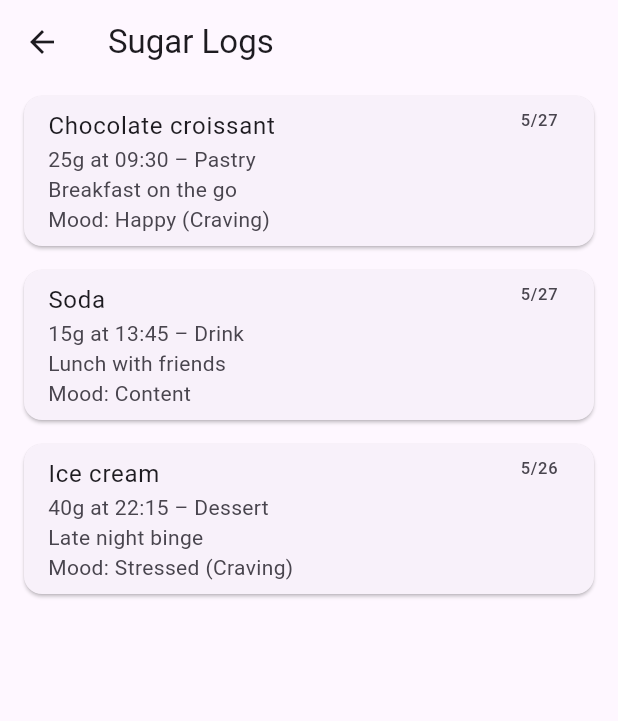
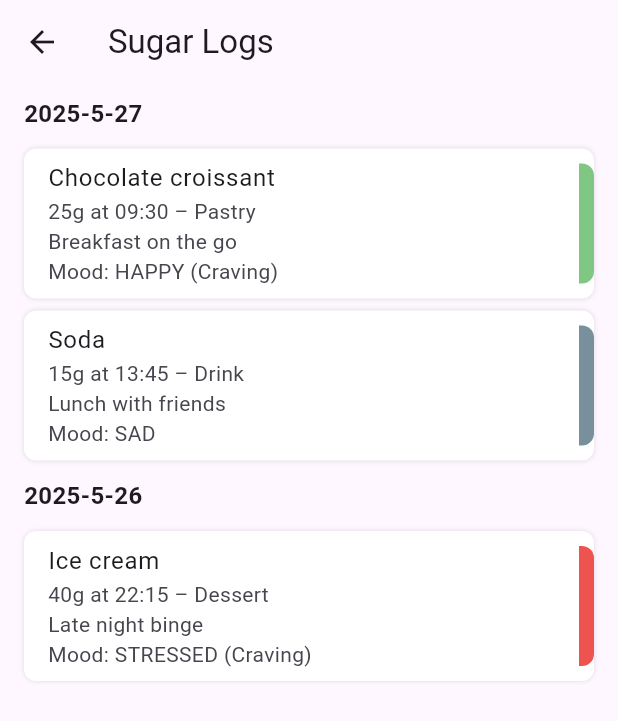
Before and after one commit to vladmester2002/gust-fe, a Flutter app: the SugarLogPage screen opened by its route, on a phone screen of 412 x 824 dp. Shown: the top 721 px of the screen. Run offline on Flutter 3.47's test engine with Material 3 defaults, Android fonts, the phone set to English and light mode, and no system bars.

Commit message:
date separation and emotion color

```diff
--- a/gust_fe/lib/SugarLog.dart
+++ b/gust_fe/lib/SugarLog.dart
@@ -1,3 +1,5 @@
+import 'package:gust_fe/SugarLogPage.dart';
+
 class SugarLog {
   final int id;
   final int sugarGrams;
@@ -7,7 +9,7 @@ class SugarLog {
   final String productName;
   final String sugarType;
   final String contextNote;
-  final String emotion;
+  final Emotion emotion;
   final String location;
   final bool wasCraving;
 
--- a/gust_fe/lib/SugarLogPage.dart
+++ b/gust_fe/lib/SugarLogPage.dart
@@ -1,5 +1,26 @@
 import 'package:flutter/material.dart';
 import 'package:gust_fe/SugarLog.dart';
+
+enum Emotion {
+  happy,
+  sad,
+  stressed,
+  anxious,
+  tired,
+  bored,
+  neutral,
+}
+
+Map<Emotion, Color> emotionColors = {
+  Emotion.happy: Colors.green.shade300,
+  Emotion.sad: Colors.blueGrey.shade400,
+  Emotion.stressed: Colors.red.shade400,
+  Emotion.anxious: Colors.orange.shade400,
+  Emotion.tired: Colors.purple.shade300,
+  Emotion.bored: Colors.amber.shade300,
+  Emotion.neutral: Colors.grey.shade300,
+};
+
 
 class SugarLogPage extends StatelessWidget {
   final List<SugarLog> logs;
@@ -8,24 +29,76 @@ class SugarLogPage extends StatelessWidget {
 
   @override
   Widget build(BuildContext context) {
+    final groupedLogs = <String, List<SugarLog>>{};
+
+    for (var log in logs) {
+      final key = "${log.date.year}-${log.date.month}-${log.date.day}";
+      groupedLogs.putIfAbsent(key, () => []).add(log);
+    }
+
+    final sortedKeys = groupedLogs.keys.toList()
+      ..sort((a, b) => b.compareTo(a)); // Newest first
+
     return Scaffold(
       appBar: AppBar(title: const Text('Sugar Logs')),
       body: ListView.builder(
-        itemCount: logs.length,
-        itemBuilder: (context, index) {
-          final log = logs[index];
-          return Card(
-            margin: const EdgeInsets.symmetric(horizontal: 16, vertical: 8),
-            child: ListTile(
-              title: Text(log.productName),
-              subtitle: Text(
-                  '${log.sugarGrams}g at ${log.hour.toString().padLeft(2, '0')}:${log.minute.toString().padLeft(2, '0')} – ${log.sugarType}\n${log.contextNote}\nMood: ${log.emotion} ${log.wasCraving ? "(Craving)" : ""}'),
-              trailing: Text('${log.date.month}/${log.date.day}'),
-              isThreeLine: true,
-            ),
+        itemCount: sortedKeys.length,
+        itemBuilder: (context, dateIndex) {
+          final key = sortedKeys[dateIndex];
+          final dailyLogs = groupedLogs[key]!;
+
+          return Column(
+            crossAxisAlignment: CrossAxisAlignment.start,
+            children: [
+              Padding(
+                padding: const EdgeInsets.symmetric(horizontal: 16, vertical: 8),
+                child: Text(
+                  key,
+                  style: const TextStyle(fontSize: 16, fontWeight: FontWeight.bold),
+                ),
+              ),
+              ...dailyLogs.map((log) => _buildLogTile(log)).toList(),
+            ],
           );
         },
       ),
     );
   }
+
+  Widget _buildLogTile(SugarLog log) {
+    final color = emotionColors[log.emotion] ?? Colors.grey.shade200;
+
+    return Container(
+      margin: const EdgeInsets.symmetric(horizontal: 16, vertical: 4),
+      decoration: BoxDecoration(
+        borderRadius: BorderRadius.circular(8),
+        color: Colors.white,
+        boxShadow: const [BoxShadow(color: Colors.black12, blurRadius: 2)],
+      ),
+      child: Row(
+        children: [
+          Expanded(
+            child: ListTile(
+              title: Text(log.productName),
+              subtitle: Text(
+                '${log.sugarGrams}g at ${log.hour.toString().padLeft(2, '0')}:${log.minute.toString().padLeft(2, '0')} – ${log.sugarType}\n${log.contextNote}\nMood: ${log.emotion.name.toUpperCase()} ${log.wasCraving ? "(Craving)" : ""}',
+              ),
+              isThreeLine: true,
+            ),
+          ),
+          Container(
+            width: 10,
+            height: 80,
+            decoration: BoxDecoration(
+              color: color,
+              borderRadius: const BorderRadius.only(
+                topRight: Radius.circular(8),
+                bottomRight: Radius.circular(8),
+              ),
+            ),
+          ),
+        ],
+      ),
+    );
+  }
 }
--- a/gust_fe/lib/main.dart
+++ b/gust_fe/lib/main.dart
@@ -31,7 +31,7 @@
     productName: "Chocolate croissant",
     sugarType: "Pastry",
     contextNote: "Breakfast on the go",
-    emotion: "Happy",
+    emotion: Emotion.happy,
     location: "Bakery",
     wasCraving: true,
   ),
@@ -44,7 +44,7 @@
     productName: "Soda",
     sugarType: "Drink",
     contextNote: "Lunch with friends",
-    emotion: "Content",
+    emotion: Emotion.sad,
     location: "Restaurant",
     wasCraving: false,
   ),
@@ -57,7 +57,7 @@
     productName: "Ice cream",
     sugarType: "Dessert",
     contextNote: "Late night binge",
-    emotion: "Stressed",
+    emotion: Emotion.stressed,
     location: "Home",
     wasCraving: true,
   ),
```
